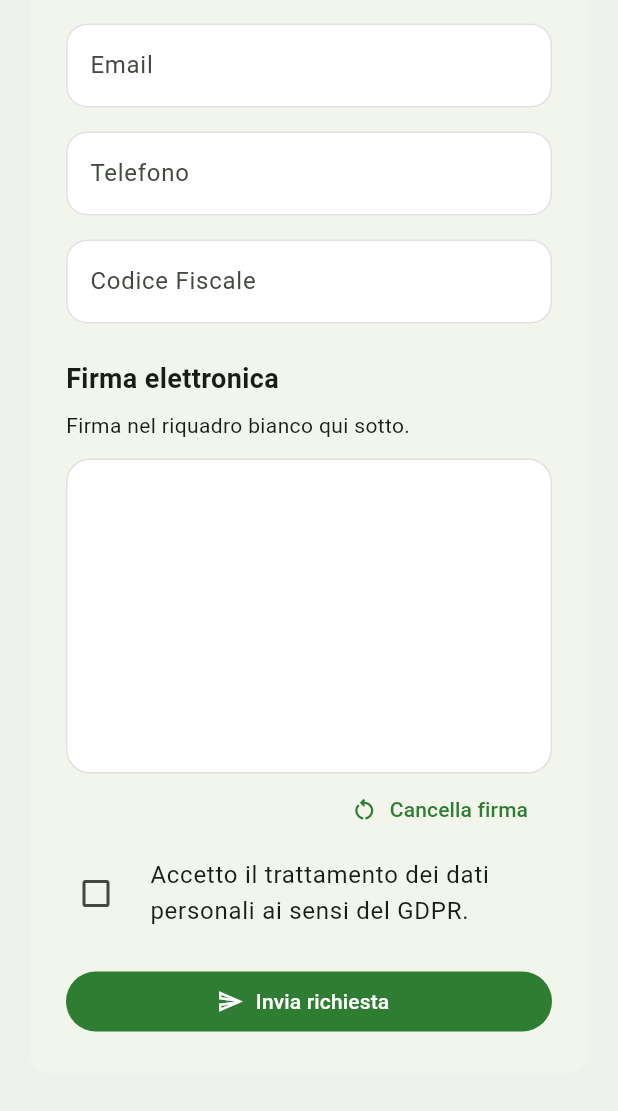
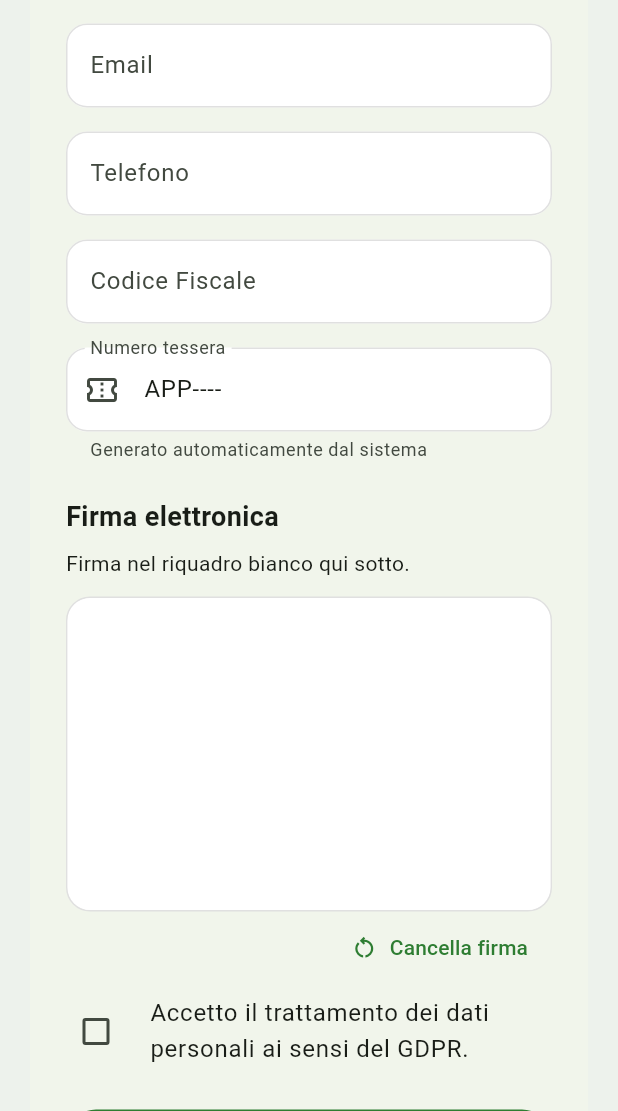
Before and after one commit to fragarray/mediterraneapp, a Flutter app: the screen it shows after launch, scrolled down 576 dp, on a phone screen of 412 x 824 dp, the part 125-1236 px from its top. Run offline on Flutter 3.47's test engine with Material 3 defaults, Android fonts, the phone set to English and light mode, and no system bars; drawn by our look-alikes of signature; our stand-ins replace pdf, supabase_flutter; missing offline and left inert: file_saver, syncfusion_flutter_xlsio; accounts and stored records are empty; network calls fail.

Commit message:
Add membership number handling and update related functionalities in registration and admin dashboard

```diff
--- a/lib/models/member_model.dart
+++ b/lib/models/member_model.dart
@@ -4,6 +4,7 @@ class MemberModel {
   const MemberModel({
     this.id,
     this.createdAt,
+    this.numeroTessera = '',
     required this.nome,
     required this.cognome,
     required this.email,
@@ -12,10 +13,12 @@ class MemberModel {
     required this.firmaUrl,
     this.stato = 'pending',
     required this.privacyAccepted,
+    this.isActive = true,
   });
 
   final String? id;
   final DateTime? createdAt;
+  final String numeroTessera;
   final String nome;
   final String cognome;
   final String email;
@@ -24,8 +27,11 @@ class MemberModel {
   final String firmaUrl;
   final String stato;
   final bool privacyAccepted;
+  final bool isActive;
 
   String get fullName => '$nome $cognome';
+  String get membershipNumberLabel =>
+      numeroTessera.trim().isEmpty ? '-' : numeroTessera.trim();
 
   String get createdAtLabel {
     if (createdAt == null) {
@@ -38,6 +44,7 @@ class MemberModel {
   MemberModel copyWith({
     String? id,
     DateTime? createdAt,
+    String? numeroTessera,
     String? nome,
     String? cognome,
     String? email,
@@ -46,10 +53,12 @@ class MemberModel {
     String? firmaUrl,
     String? stato,
     bool? privacyAccepted,
+    bool? isActive,
   }) {
     return MemberModel(
       id: id ?? this.id,
       createdAt: createdAt ?? this.createdAt,
+      numeroTessera: numeroTessera ?? this.numeroTessera,
       nome: nome ?? this.nome,
       cognome: cognome ?? this.cognome,
       email: email ?? this.email,
@@ -58,6 +67,7 @@ class MemberModel {
       firmaUrl: firmaUrl ?? this.firmaUrl,
       stato: stato ?? this.stato,
       privacyAccepted: privacyAccepted ?? this.privacyAccepted,
+      isActive: isActive ?? this.isActive,
     );
   }
 
@@ -74,6 +84,7 @@ class MemberModel {
     return MemberModel(
       id: map['id']?.toString(),
       createdAt: parsedCreatedAt,
+      numeroTessera: map['numero_tessera']?.toString() ?? '',
       nome: map['nome']?.toString() ?? '',
       cognome: map['cognome']?.toString() ?? '',
       email: map['email']?.toString() ?? '',
@@ -82,6 +93,7 @@ class MemberModel {
       firmaUrl: map['firma_url']?.toString() ?? '',
       stato: map['stato']?.toString() ?? 'pending',
       privacyAccepted: map['privacy_accepted'] as bool? ?? false,
+      isActive: map['is_active'] as bool? ?? true,
     );
   }
 
@@ -103,6 +115,8 @@ class MemberModel {
       'firma_url': firmaUrl,
       'stato': stato,
       'privacy_accepted': privacyAccepted,
+      if (numeroTessera.trim().isNotEmpty)
+        'numero_tessera': numeroTessera.trim(),
     };
 
     if (includeCreatedAt) {
--- a/lib/screens/registration_page.dart
+++ b/lib/screens/registration_page.dart
@@ -20,6 +20,7 @@ class _RegistrationPageState extends State<RegistrationPage> {
   final _emailController = TextEditingController();
   final _telefonoController = TextEditingController();
   final _codiceFiscaleController = TextEditingController();
+  final _membershipNumberController = TextEditingController(text: 'APP----');
   final SignatureController _signatureController = SignatureController(
     penStrokeWidth: 2.5,
     penColor: Colors.black,
@@ -28,6 +29,13 @@ class _RegistrationPageState extends State<RegistrationPage> {
 
   bool _privacyAccepted = false;
   bool _isSubmitting = false;
+  bool _isLoadingMembershipNumber = false;
+
+  @override
+  void initState() {
+    super.initState();
+    _loadMembershipNumberPreview();
+  }
 
   @override
   void dispose() {
@@ -36,8 +44,38 @@ class _RegistrationPageState extends State<RegistrationPage> {
     _emailController.dispose();
     _telefonoController.dispose();
     _codiceFiscaleController.dispose();
+    _membershipNumberController.dispose();
     _signatureController.dispose();
     super.dispose();
+  }
+
+  Future<void> _loadMembershipNumberPreview() async {
+    if (!widget.supabaseConfigured) {
+      _membershipNumberController.text = 'APP----';
+      return;
+    }
+
+    if (mounted) {
+      setState(() {
+        _isLoadingMembershipNumber = true;
+      });
+    }
+
+    try {
+      final preview = await SupabaseService.instance
+          .getNextMembershipNumberPreview();
+      _membershipNumberController.text = preview ?? 'APP----';
+    } catch (error, stackTrace) {
+      debugPrint('[RegistrationPage] preview membership number error: $error');
+      debugPrintStack(stackTrace: stackTrace);
+      _membershipNumberController.text = 'APP----';
+    } finally {
+      if (mounted) {
+        setState(() {
+          _isLoadingMembershipNumber = false;
+        });
+      }
+    }
   }
 
   Future<void> _submitRegistration() async {
@@ -81,6 +119,8 @@ class _RegistrationPageState extends State<RegistrationPage> {
         privacyAccepted: _privacyAccepted,
       );
 
+      final previewMembershipNumber = _membershipNumberController.text.trim();
+
       await SupabaseService.instance.submitRegistration(
         member: member,
         signatureBytes: signatureBytes,
@@ -93,6 +133,7 @@ class _RegistrationPageState extends State<RegistrationPage> {
       _telefonoController.clear();
       _codiceFiscaleController.clear();
       _signatureController.clear();
+      await _loadMembershipNumberPreview();
 
       if (mounted) {
         setState(() {
@@ -100,7 +141,11 @@ class _RegistrationPageState extends State<RegistrationPage> {
         });
       }
 
-      _showMessage('Richiesta inviata correttamente');
+      _showMessage(
+        previewMembershipNumber.isEmpty || previewMembershipNumber == 'APP----'
+            ? 'Richiesta inviata correttamente'
+            : 'Richiesta inviata correttamente · Tessera $previewMembershipNumber',
+      );
     } catch (error, stackTrace) {
       debugPrint('[RegistrationPage] submitRegistration error: $error');
       debugPrintStack(stackTrace: stackTrace);
@@ -179,10 +224,17 @@ class _RegistrationPageState extends State<RegistrationPage> {
   }
 
   String _formatError(Object error) {
-    return error
+    final message = error
         .toString()
         .replaceFirst('Exception: ', '')
         .replaceFirst('StateError: ', '');
+
+    if (message.toLowerCase().contains('row-level security') &&
+        message.contains('"soci"')) {
+      return 'Supabase sta bloccando l\'inserimento nella tabella soci. Aggiorna la policy RLS della tabella `soci` come indicato.';
+    }
+
+    return message;
   }
 
   @override
@@ -272,7 +324,7 @@ class _RegistrationPageState extends State<RegistrationPage> {
               title: 'Privacy GDPR',
               subtitle: 'Accettazione obbligatoria prima dell\'invio.',
             ),
-                  ],
+          ],
         ),
       ),
     );
@@ -372,6 +424,23 @@ class _RegistrationPageState extends State<RegistrationPage> {
                             labelText: 'Codice Fiscale',
                           ),
                           validator: _validateCodiceFiscale,
+                        ),
+                      ),
+                      SizedBox(
+                        width: fieldWidth,
+                        child: TextFormField(
+                          controller: _membershipNumberController,
+                          readOnly: true,
+                          enableInteractiveSelection: false,
+                          decoration: InputDecoration(
+                            labelText: 'Numero tessera',
+                            prefixIcon: const Icon(
+                              Icons.confirmation_number_outlined,
+                            ),
+                            helperText: _isLoadingMembershipNumber
+                                ? 'Assegnazione in corso...'
+                                : 'Generato automaticamente dal sistema',
+                          ),
                         ),
                       ),
                     ],
--- a/lib/services/pdf_service.dart
+++ b/lib/services/pdf_service.dart
@@ -48,6 +48,7 @@ class PdfService {
           pw.SizedBox(height: 18),
           _infoRow('Nome', member.nome),
           _infoRow('Cognome', member.cognome),
+          _infoRow('Numero tessera', member.membershipNumberLabel),
           _infoRow('Email', member.email),
           _infoRow('Telefono', member.telefono),
           _infoRow('Codice fiscale', member.codiceFiscale),
```
Also changed, not shown: lib/screens/admin_dashboard.dart (+137 -91 lines), lib/services/excel_service.dart (+16 -14 lines), lib/services/supabase_service.dart (+27 -34 lines).
